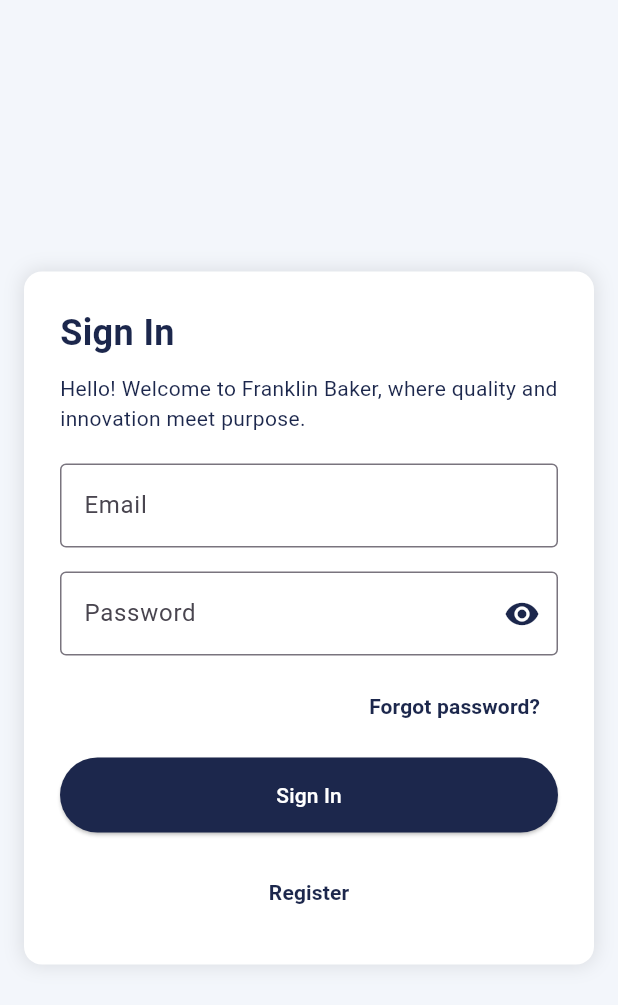
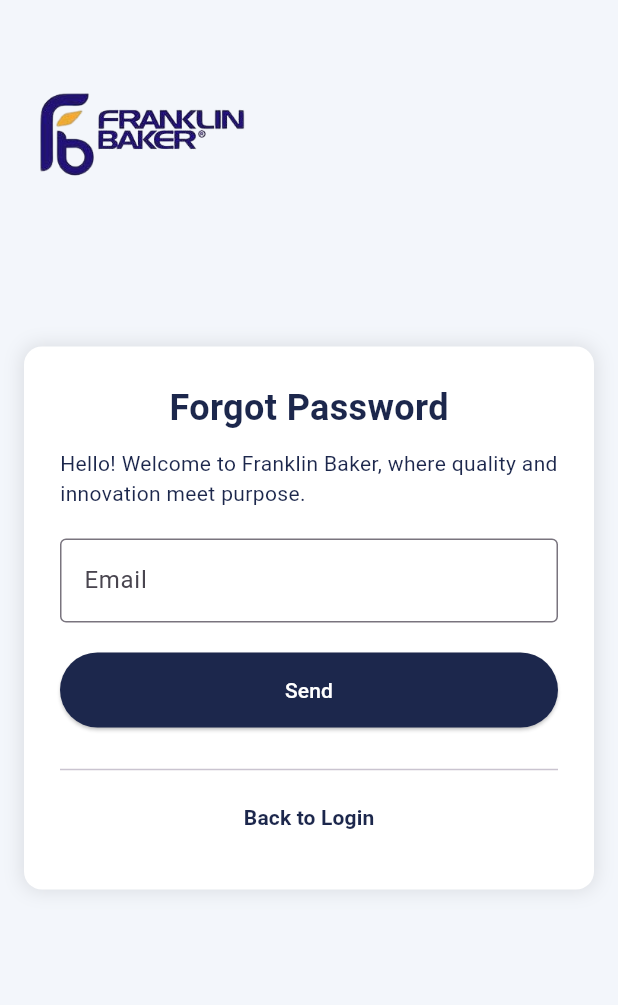
Before and after one commit to Alexis12119/bakerpass, a Flutter app: the LoginPage screen opened directly, after a tap on "Forgot password?", on a phone screen of 412 x 824 dp. Shown: the top 1005 px of the screen. Run offline on Flutter 3.47's test engine with Material 3 defaults, Android fonts, the phone set to English and light mode, and no system bars; our stand-ins replace flutter_dotenv, qr_flutter, shared_preferences; accounts and stored records are empty.

Commit message:
feat: mobile.
- implement reset password.

```diff
--- /dev/null
+++ b/mobile/visitors/lib/views/forgot_password_page.dart
@@ -0,0 +1,162 @@
+import 'package:flutter/material.dart';
+import 'package:provider/provider.dart';
+import '../../../providers/auth_providers.dart';
+import 'verify_otp_page.dart';
+
+class ForgotPasswordPage extends StatefulWidget {
+  const ForgotPasswordPage({super.key});
+
+  @override
+  State<ForgotPasswordPage> createState() => _ForgotPasswordPageState();
+}
+
+class _ForgotPasswordPageState extends State<ForgotPasswordPage> {
+  final TextEditingController _emailController = TextEditingController();
+  final _formKey = GlobalKey<FormState>();
+  String? _errorMessage;
+
+  Future<void> _handleForgotPassword(AuthProvider authProvider) async {
+    if (_emailController.text.isEmpty) {
+      setState(() {
+        _errorMessage = 'Please enter your email.';
+      });
+      return;
+    }
+
+    final response = await authProvider.forgotPassword(_emailController.text);
+
+    if (response['success']) {
+      final role = response['role'];
+      if (role != null) {
+        Navigator.push(
+          context,
+          MaterialPageRoute(
+            builder: (context) => VerifyOtpPage(
+              email: _emailController.text,
+              role: role!,
+            ),
+          ),
+        );
+      } else {
+        setState(() {
+          _errorMessage = 'No role returned from server.';
+        });
+      }
+    } else {
+      setState(() {
+        _errorMessage = response['message'] ?? 'Something went wrong.';
+      });
+    }
+  }
+
+  @override
+  Widget build(BuildContext context) {
+    final authProvider = Provider.of<AuthProvider>(context);
+
+    return Scaffold(
+      backgroundColor: const Color(0xFFF3F6FB),
+      body: Stack(
+        children: [
+          Center(
+            child: SingleChildScrollView(
+              padding: const EdgeInsets.all(16.0),
+              child: Container(
+                width: 400,
+                padding: const EdgeInsets.all(24.0),
+                decoration: BoxDecoration(
+                  color: Colors.white,
+                  borderRadius: BorderRadius.circular(12.0),
+                  boxShadow: [
+                    BoxShadow(
+                      color: Colors.black.withOpacity(0.1),
+                      blurRadius: 10,
+                      spreadRadius: 1,
+                    ),
+                  ],
+                ),
+                child: Form(
+                  key: _formKey,
+                  child: Column(
+                    children: [
+                      const Text(
+                        'Forgot Password',
+                        style: TextStyle(
+                          fontSize: 24,
+                          fontWeight: FontWeight.bold,
+                          color: Color(0xFF1C274C),
+                        ),
+                      ),
+                      const SizedBox(height: 10),
+                      const Text(
+                        'Hello! Welcome to Franklin Baker, where quality and innovation meet purpose.',
+                        style: TextStyle(
+                          color: Color(0xFF1C274C),
+                          fontSize: 14,
+                        ),
+                      ),
+                      const SizedBox(height: 20),
+                      TextFormField(
+                        controller: _emailController,
+                        decoration: const InputDecoration(
+                          labelText: 'Email',
+                          border: OutlineInputBorder(),
+                        ),
+                        keyboardType: TextInputType.emailAddress,
+                      ),
+                      const SizedBox(height: 20),
+                      ElevatedButton(
+                        onPressed: authProvider.isLoading
+                            ? null
+                            : () => _handleForgotPassword(authProvider),
+                        style: ElevatedButton.styleFrom(
+                          backgroundColor: const Color(0xFF1C274C),
+                          minimumSize: const Size(double.infinity, 50),
+                        ),
+                        child: authProvider.isLoading
+                            ? const CircularProgressIndicator(
+                                color: Colors.white)
+                            : const Text('Send',
+                                style: TextStyle(color: Colors.white)),
+                      ),
+                      const SizedBox(height: 20),
+                      const Divider(),
+                      TextButton(
+                        onPressed: () {
+                          Navigator.pop(context);
+                        },
+                        child: const Text(
+                          'Back to Login',
+                          style: TextStyle(
+                            color: Color(0xFF1C274C),
+                            fontWeight: FontWeight.bold,
+                          ),
+                        ),
+                      ),
+                      if (_errorMessage != null) ...[
+                        const SizedBox(height: 20),
+                        Text(
+                          _errorMessage!,
+                          style: const TextStyle(color: Colors.red),
+                          textAlign: TextAlign.center,
+                        ),
+                      ],
+                    ],
+                  ),
+                ),
+              ),
+            ),
+          ),
+          Positioned(
+            top: 40,
+            left: 20,
+            child: Image.asset(
+              'assets/images/franklin-logo.png', // Make sure the path is correct
+              width: 150,
+              height: 100,
+            ),
+          ),
+        ],
+      ),
+    );
+  }
+}
--- a/mobile/visitors/lib/views/login/login_page.dart
+++ b/mobile/visitors/lib/views/login/login_page.dart
@@ -3,6 +3,7 @@
 import '../../../providers/auth_providers.dart';
 import '../home_page.dart';
 import '../register/register_page.dart';
+import '../forgot_password_page.dart';
 
 class LoginPage extends StatefulWidget {
   const LoginPage({super.key});
@@ -117,7 +118,12 @@
                   Align(
                     alignment: Alignment.centerRight,
                     child: TextButton(
-                      onPressed: () {}, // TODO: Forgot password
+                      onPressed: () {
+                        Navigator.push(
+                            context,
+                            MaterialPageRoute(
+                                builder: (_) => ForgotPasswordPage()));
+                      }, // TODO: Forgot password
                       child: const Text(
                         'Forgot password?',
                         style: TextStyle(
```
Also changed, not shown: mobile/visitors/lib/providers/auth_providers.dart (+72 -0 lines), mobile/visitors/lib/views/reset_password_page.dart (added, +224 -0 lines), mobile/visitors/lib/views/verify_otp_page.dart (added, +137 -0 lines).
